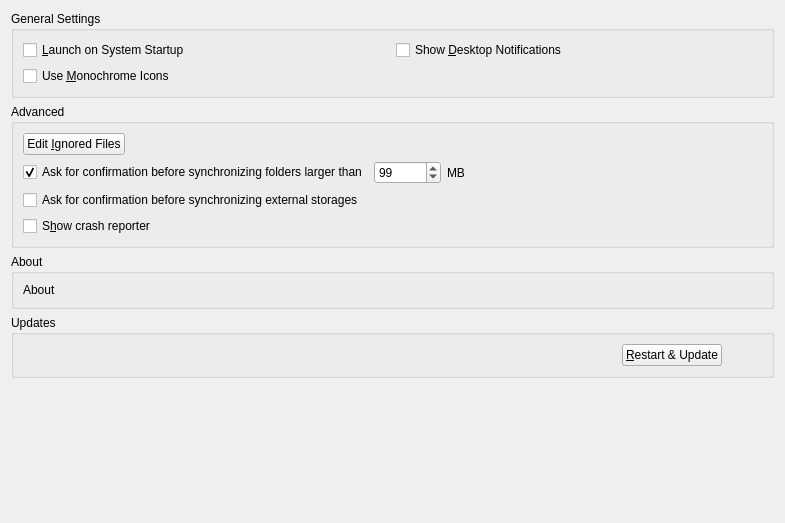
Qt form src/gui/generalsettings.ui (GrossLukas/client) before a commit.
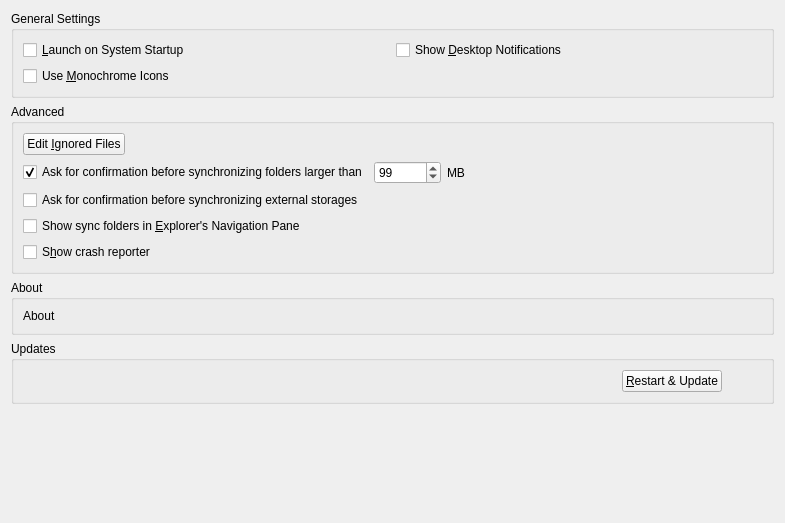
The same form after that commit.

Commit message:
Windows: Add a setting to enable/disable the explorer navigation pane integration
Issue #5295

```diff
--- a/src/gui/generalsettings.ui
+++ b/src/gui/generalsettings.ui
@@ -218,6 +218,17 @@
         </item>
        </layout>
       </item>
+      <item>
+       <layout class="QHBoxLayout" name="horizontalLayout_10">
+        <item>
+         <widget class="QCheckBox" name="showInExplorerNavigationPaneCheckBox">
+          <property name="text">
+           <string>Show sync folders in &amp;Explorer's Navigation Pane</string>
+          </property>
+         </widget>
+        </item>
+       </layout>
+      </item>
       <item>
        <layout class="QHBoxLayout" name="horizontalLayout_9">
         <item>
```
The commit also changes 8 other files.
